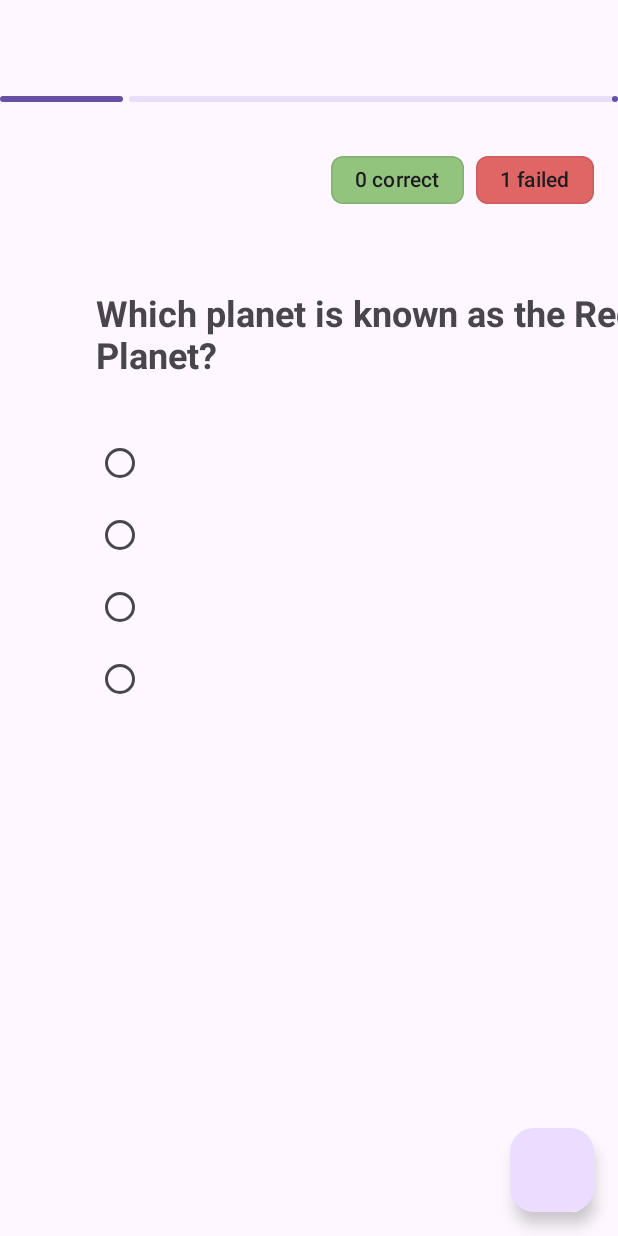
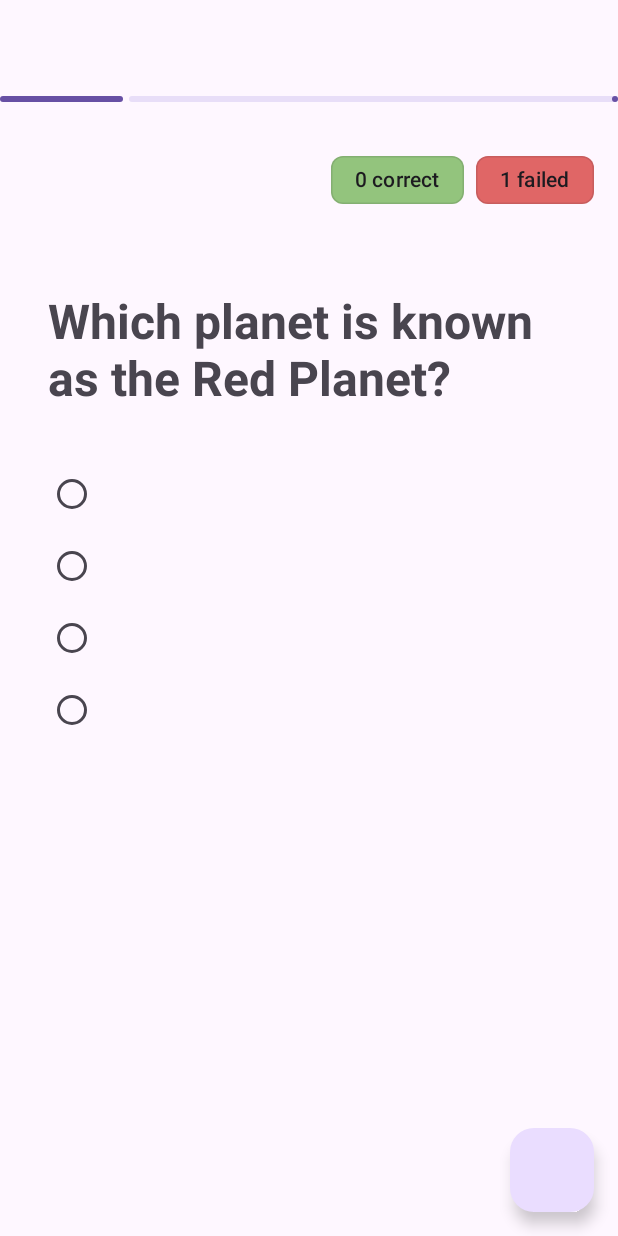
Before and after one commit to MMJimenez/QuizApp, an Android app: the QuizFragment screen opened through its navigation route, after a tap on an icon or button, on a phone screen of 412 x 824 dp. Run offline under Robolectric (Android 15) with nearby library versions, the phone set to English and light mode, and no system bars; our stand-ins replace Dagger/Hilt's generated code, Timber, data binding; 10 statements that could not run were skipped.

Commit message:
realized change of question

```diff
--- a/app/src/main/java/com/mmjimenez/quizapp/model/pojo/Quiz.kt
+++ b/app/src/main/java/com/mmjimenez/quizapp/model/pojo/Quiz.kt
@@ -1,9 +1,9 @@
 package com.mmjimenez.quizapp.model.pojo
 
-class Quiz (
+data class Quiz (
     val id: Int? = null,
     val questions: List<Question> = listOf(),
-    var actualQuestion: Int = 0,
+    var actualIndexQuestion: Int = 0,
     var failed: Int = 0,
     var correct: Int = 0,
 )
--- a/app/src/main/java/com/mmjimenez/quizapp/ui/quiz/QuizFragment.kt
+++ b/app/src/main/java/com/mmjimenez/quizapp/ui/quiz/QuizFragment.kt
@@ -7,10 +7,14 @@ import android.view.ViewGroup
 import android.widget.RadioButton
 import androidx.fragment.app.Fragment
 import androidx.fragment.app.viewModels
+import androidx.lifecycle.Lifecycle
+import androidx.lifecycle.lifecycleScope
+import androidx.lifecycle.repeatOnLifecycle
 import androidx.navigation.fragment.findNavController
 import com.mmjimenez.quizapp.databinding.FragmentQuizBinding
-import com.mmjimenez.quizapp.ui.start.StartFragmentDirections
 import dagger.hilt.android.AndroidEntryPoint
+import kotlinx.coroutines.launch
+import timber.log.Timber
 
 @AndroidEntryPoint
 class QuizFragment : Fragment() {
@@ -34,7 +38,7 @@ class QuizFragment : Fragment() {
         binding.lifecycleOwner = this
         binding.viewModel = viewModel
 
-        binding.quiz = viewModel.quizFlow.value
+        binding.quiz = viewModel.actualQuiz
         initViewComponents()
     }
 
@@ -54,8 +58,11 @@ class QuizFragment : Fragment() {
     }
 
     private fun directionToNextQuestion() {
-        viewModel.newQuestion()
-        val action = QuizFragmentDirections.actionQuizFragmentSelf()
-        findNavController().navigate(action)
+        if (viewModel.passToNextQuestion()) {
+            val action = QuizFragmentDirections.actionQuizFragmentSelf()
+            findNavController().navigate(action)
+        } else {
+
+        }
     }
 }
--- a/app/src/main/java/com/mmjimenez/quizapp/ui/quiz/QuizViewModel.kt
+++ b/app/src/main/java/com/mmjimenez/quizapp/ui/quiz/QuizViewModel.kt
@@ -6,46 +6,43 @@ import com.mmjimenez.quizapp.model.repository.QuizRepository
 import dagger.hilt.android.lifecycle.HiltViewModel
 import kotlinx.coroutines.flow.MutableStateFlow
 import kotlinx.coroutines.flow.update
-import timber.log.Timber
 import javax.inject.Inject
 @HiltViewModel
 class QuizViewModel @Inject constructor(
     private val quizRepository: QuizRepository
 ) : ViewModel() {
-    var maxProgress = 0
-    val quizFlow: MutableStateFlow<Quiz> = MutableStateFlow(quizRepository.getActualQuiz()!!) // TODO manage this nullable
+    var actualQuiz = quizRepository.getActualQuiz() ?: Quiz() // TODO handle
 
     fun getTitleText() =
-        "Question ${quizFlow.value.actualQuestion + 1} / ${quizFlow.value.questions.size}"
+        "Question ${actualQuiz.actualIndexQuestion + 1} / ${actualQuiz.questions.size}"
 
     fun getQuizProgress(maxProgress: Int) =
-        (((quizFlow.value.actualQuestion + 1) * maxProgress) / quizFlow.value.questions.size)
+        (((actualQuiz.actualIndexQuestion + 1) * maxProgress) / actualQuiz.questions.size)
 
-    fun getQuestionTitle() = with(quizFlow.value) {
-        questions[actualQuestion].title
+    fun getQuestionTitle() = with(actualQuiz) {
+        questions[actualIndexQuestion].title
     }
 
-    fun getOptions() = with(quizFlow.value) {
-        questions[actualQuestion].options
+    fun getOptions() = with(actualQuiz) {
+        questions[actualIndexQuestion].options
     }
-    fun getAnswers() = with(quizFlow.value) {
-        questions[actualQuestion].answer
+    private fun getAnswers() = with(actualQuiz) {
+        questions[actualIndexQuestion].answer
     }
 
-    fun newQuestion() {
-        quizRepository.getActualQuiz()?.let { quiz ->
-            quiz.actualQuestion =+ 1
-            quizFlow.update { Quiz() }
-            quizFlow.update { quiz }
+    fun passToNextQuestion(): Boolean {
+        if (actualQuiz.actualIndexQuestion < actualQuiz.questions.size - 1) {
+            actualQuiz.actualIndexQuestion = actualQuiz.actualIndexQuestion + 1
+            return true
         }
+        return false
     }
 
     fun checkCorrectAnswers(option: String) = (option == getAnswers()).also { isCorrect ->
         if (isCorrect) {
-            quizRepository.getActualQuiz()?.correct =+ 1
+            actualQuiz.correct = actualQuiz.correct + 1
         } else {
-            quizRepository.getActualQuiz()?.failed =+ 1
+            actualQuiz.failed = actualQuiz.failed + 1
         }
-        Timber.v("Correct: $isCorrect")
     }
 }
--- a/app/src/main/res/layout/fragment_quiz.xml
+++ b/app/src/main/res/layout/fragment_quiz.xml
@@ -80,8 +80,9 @@
                 android:layout_marginTop="48dp"
                 android:textStyle="bold"
                 app:layout_constraintLeft_toLeftOf="parent"
-                android:layout_marginHorizontal="64dp"
-                android:textSize="24sp"
+                app:layout_constraintRight_toRightOf="parent"
+                android:paddingHorizontal="32dp"
+                android:textSize="32sp"
                 app:layout_constraintTop_toBottomOf="@id/chipGroup"
                 android:text="@{viewModel.getQuestionTitle()}"/>
 
@@ -90,30 +91,33 @@
                 app:layout_constraintTop_toBottomOf="@id/txtQuestion"
                 app:layout_constraintLeft_toLeftOf="@id/txtQuestion"
                 android:layout_marginTop="32dp"
+                android:paddingLeft="32dp"
                 android:layout_width="wrap_content"
                 android:layout_height="wrap_content">
                 <RadioButton
                     android:id="@+id/enabled_selected"
                     android:layout_width="match_parent"
                     android:layout_height="match_parent"
-                    android:checked="false"
+                    android:textSize="@dimen/radBtnTextSize"                    android:checked="false"
                     android:enabled="true"
                     android:text="@{viewModel.getOptions[0]}"/>
                 <RadioButton
                     android:layout_width="match_parent"
                     android:layout_height="match_parent"
-                    android:checked="false"
+                    android:textSize="@dimen/radBtnTextSize"                    android:checked="false"
                     android:enabled="true"
                     android:text="@{viewModel.getOptions[1]}"/>
                 <RadioButton
                     android:layout_width="match_parent"
                     android:layout_height="match_parent"
+                    android:textSize="@dimen/radBtnTextSize"
                     android:checked="false"
                     android:enabled="true"
                     android:text="@{viewModel.getOptions[2]}"/>
                 <RadioButton
                     android:layout_width="match_parent"
                     android:layout_height="match_parent"
+                    android:textSize="@dimen/radBtnTextSize"
                     android:checked="false"
                     android:enabled="true"
                     android:text="@{viewModel.getOptions[3]}"/>
--- /dev/null
+++ b/app/src/main/res/values/dimensions.xml
@@ -0,0 +1,4 @@
+<?xml version="1.0" encoding="utf-8"?>
+<resources>
+    <dimen name="radBtnTextSize">22sp</dimen>
+</resources>
```
Also changed, not shown: app/src/main/java/com/mmjimenez/quizapp/ui/ResultFragment.kt (added, +60 -0 lines), app/src/main/res/layout/fragment_result.xml (added, +14 -0 lines).
